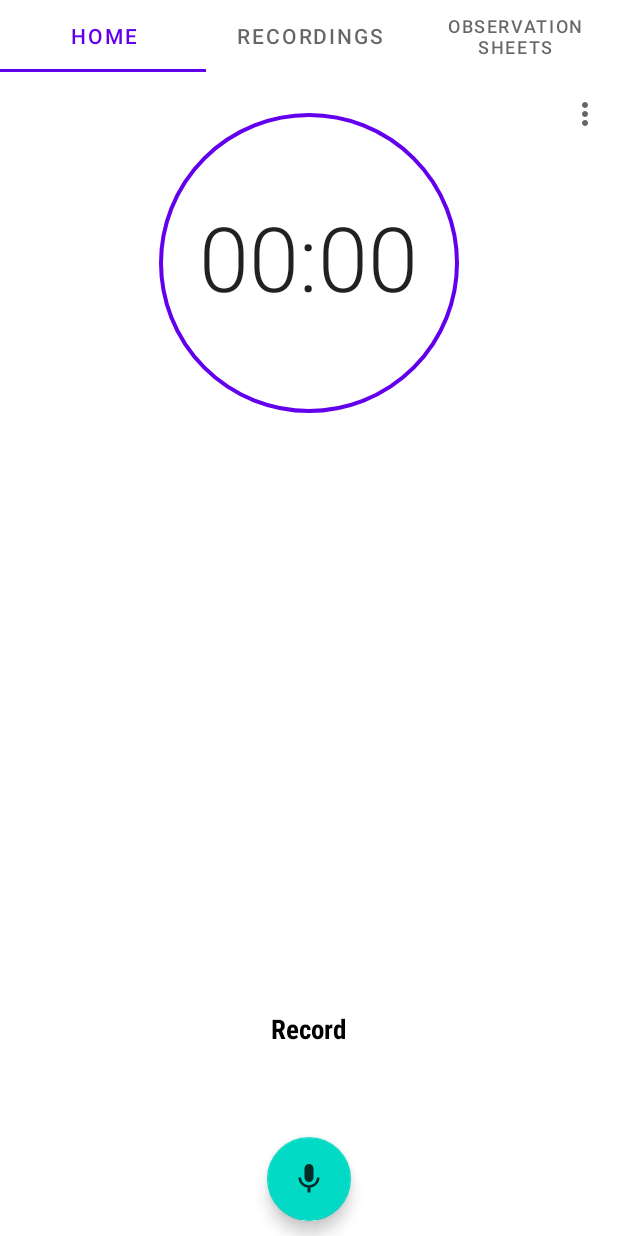
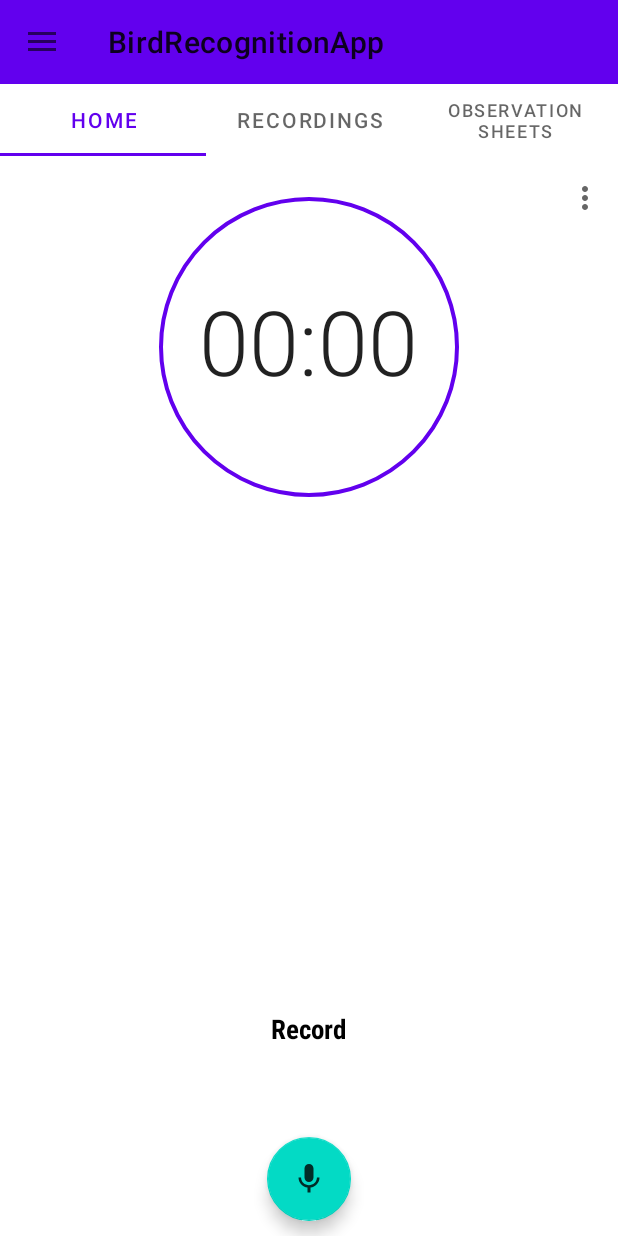
Before and after one commit to palfirobert/BirdRecognitionApp, an Android app: the MainActivity screen opened directly, with no data from a screen before it, on a phone screen of 412 x 824 dp. Run offline under Robolectric (Android 15) with nearby library versions, the phone set to English and light mode, and no system bars; our stand-ins replace ButterKnife; 4 statements that could not run were skipped.

Commit message:
added menu drawer

```diff
--- a/app/src/main/java/com/example/birdrecognitionapp/activities/MainActivity.java
+++ b/app/src/main/java/com/example/birdrecognitionapp/activities/MainActivity.java
@@ -1,23 +1,39 @@
 package com.example.birdrecognitionapp.activities;
 
+import androidx.annotation.NonNull;
+import androidx.appcompat.app.ActionBarDrawerToggle;
 import androidx.appcompat.app.AppCompatActivity;
+import androidx.appcompat.widget.Toolbar;
 import androidx.core.app.ActivityCompat;
 import androidx.core.content.ContextCompat;
+import androidx.core.view.GravityCompat;
+import androidx.drawerlayout.widget.DrawerLayout;
 import androidx.lifecycle.ViewModelProvider;
 import androidx.viewpager2.widget.ViewPager2;
 
+import android.app.Activity;
+import android.content.Context;
 import android.content.Intent;
+import android.content.SharedPreferences;
 import android.content.pm.PackageManager;
 import android.net.Uri;
 import android.os.Bundle;
 import android.provider.Settings;
+import android.view.MenuItem;
+import android.view.View;
+import android.widget.LinearLayout;
+import android.widget.TextView;
 import android.widget.Toast;
+
 import com.example.birdrecognitionapp.R;
 import com.example.birdrecognitionapp.adapters.SavedRecordingsAdapter;
 import com.example.birdrecognitionapp.adapters.ViewPagerAdapter;
 
 import com.example.birdrecognitionapp.models.MainActivityRecordFragmentSharedModel;
 import com.example.birdrecognitionapp.models.RecordingItem;
+import com.example.birdrecognitionapp.models.User;
+import com.example.birdrecognitionapp.services.SessionManagerService;
+import com.google.android.material.navigation.NavigationView;
 import com.google.android.material.tabs.TabLayout;
 
 import static android.Manifest.permission.RECORD_AUDIO;
@@ -34,27 +50,28 @@ import java.util.Objects;
  * The server is deployed on python anywhere and its endpoint is configured in the record service
  * If you want to take from this checkpoint the main topic is the sound recording service that works
  */
-public class MainActivity extends AppCompatActivity implements SavedRecordingsAdapter.OnPredictButtonPressListener {
+public class MainActivity extends AppCompatActivity implements SavedRecordingsAdapter.OnPredictButtonPressListener,NavigationView.OnNavigationItemSelectedListener {
 
 
     // constant for storing audio permission
     public static final int REQUEST_AUDIO_PERMISSION_CODE = 1;
     TabLayout tabLayout;
+    DrawerLayout drawerLayout;
     ViewPager2 viewPager2;
     ViewPagerAdapter myViewPagerAdapter;
     MainActivityRecordFragmentSharedModel sharedModel;
+    User user=new User();
 
     @Override
     protected void onCreate(Bundle savedInstanceState) {
         super.onCreate(savedInstanceState);
         setContentView(R.layout.activity_main);
-
-        // make the action bar disappear
         try {
             Objects.requireNonNull(getSupportActionBar()).hide();
         } catch (Exception e) {
         }
 
+        setupMenuDrawerAndToolbar();
         tabLayout = findViewById(R.id.tab_layout);
         viewPager2 = findViewById(R.id.view_pager);
         myViewPagerAdapter = new ViewPagerAdapter(this);
@@ -142,4 +159,51 @@ public class MainActivity extends AppCompatActivity implements SavedRecordingsAd
         viewPager2.setCurrentItem(0);
         sharedModel.predictRecording(recordingItem);
     }
+
+    @Override
+    public boolean onNavigationItemSelected(@NonNull MenuItem item) {
+        switch (item.getItemId()) {
+            case R.id.nav_logout:
+                SessionManagerService sessionManager = new SessionManagerService(this);
+                sessionManager.setLogin(false);
+                Toast.makeText(this, "Logout!", Toast.LENGTH_SHORT).show();
+                startActivity(new Intent(MainActivity.this, LoginActivity.class));
+                finish();
+                break;
+        }
+        drawerLayout.closeDrawer(GravityCompat.START);
+        return true;
+    }
+
+    @Override
+    public void onBackPressed() {
+        if (drawerLayout.isDrawerOpen(GravityCompat.START)) {
+            drawerLayout.closeDrawer(GravityCompat.START);
+        } else {
+            super.onBackPressed();
+        }
+    }
+
+    private void setupMenuDrawerAndToolbar()
+    {
+        Toolbar toolbar = findViewById(R.id.toolbar);
+        setSupportActionBar(toolbar);
+        drawerLayout = findViewById(R.id.drawer_layout);
+        NavigationView navigationView = findViewById(R.id.nav_view);
+        navigationView.setNavigationItemSelectedListener(this);
+        ActionBarDrawerToggle toggle = new ActionBarDrawerToggle(
+                this,
+                drawerLayout,
+                toolbar,
+                R.string.navigation_drawer_open,
+                R.string.navigation_drawer_close
+        );
+        View headerView = navigationView.getHeaderView(0); // Get the navigation header view
+        TextView user_name = headerView.findViewById(R.id.user_name);
+        TextView user_email = headerView.findViewById(R.id.user_email);
+        user_name.setText(user.getSurname() + " " + user.getName());
+        user_email.setText(user.getEmail());
+        toggle.syncState();
+    }
+
 }
--- a/app/src/main/java/com/example/birdrecognitionapp/models/User.java
+++ b/app/src/main/java/com/example/birdrecognitionapp/models/User.java
@@ -1,5 +1,9 @@
 package com.example.birdrecognitionapp.models;
 
+
+import android.app.Activity;
+import android.content.Context;
+import android.content.SharedPreferences;
 
 public class User {
     private static String id;
--- /dev/null
+++ b/app/src/main/res/drawable/nav_logout.xml
@@ -0,0 +1,11 @@
+<vector xmlns:android="http://schemas.android.com/apk/res/android"
+    android:width="24dp"
+    android:height="24dp"
+    android:viewportWidth="24"
+    android:viewportHeight="24"
+    android:tint="?attr/colorControlNormal"
+    android:autoMirrored="true">
+  <path
+      android:fillColor="@android:color/white"
+      android:pathData="M10.09,15.59L11.5,17l5,-5 -5,-5 -1.41,1.41L12.67,11H3v2h9.67l-2.58,2.59zM19,3H5c-1.11,0 -2,0.9 -2,2v4h2V5h14v14H5v-4H3v4c0,1.1 0.89,2 2,2h14c1.1,0 2,-0.9 2,-2V5c0,-1.1 -0.9,-2 -2,-2z"/>
+</vector>
--- a/app/src/main/res/layout/activity_main.xml
+++ b/app/src/main/res/layout/activity_main.xml
@@ -1,12 +1,25 @@
 <?xml version="1.0" encoding="utf-8"?>
-
-<RelativeLayout xmlns:android="http://schemas.android.com/apk/res/android"
+<androidx.drawerlayout.widget.DrawerLayout xmlns:android="http://schemas.android.com/apk/res/android"
     xmlns:app="http://schemas.android.com/apk/res-auto"
     xmlns:tools="http://schemas.android.com/tools"
+    android:id="@+id/drawer_layout"
     android:layout_width="match_parent"
     android:layout_height="match_parent"
     tools:context=".activities.MainActivity">
 
+    <!-- Main content layout with Toolbar -->
+    <LinearLayout
+        android:layout_width="match_parent"
+        android:layout_height="match_parent"
+        android:orientation="vertical">
+
+        <androidx.appcompat.widget.Toolbar
+            android:id="@+id/toolbar"
+            android:layout_width="match_parent"
+            android:layout_height="?attr/actionBarSize"
+            android:background="?attr/colorPrimary"
+            app:popupTheme="@style/ThemeOverlay.AppCompat.Light"
+            app:layout_behavior="@string/appbar_scrolling_view_behavior" />
 
         <com.google.android.material.tabs.TabLayout
             android:id="@+id/tab_layout"
@@ -22,18 +35,31 @@
                 android:layout_width="match_parent"
                 android:layout_height="wrap_content"
                 android:text="Recordings" />
+
             <com.google.android.material.tabs.TabItem
                 android:layout_width="match_parent"
                 android:layout_height="wrap_content"
                 android:text="Observation sheets" />
-
         </com.google.android.material.tabs.TabLayout>
 
         <androidx.viewpager2.widget.ViewPager2
+            android:id="@+id/view_pager"
             android:layout_width="match_parent"
+            android:layout_height="0dp"
+            android:layout_weight="1"
+            android:layout_below="@id/tab_layout" />
+
+    </LinearLayout>
+
+    <!-- Navigation Drawer -->
+    <com.google.android.material.navigation.NavigationView
+        android:id="@+id/nav_view"
+        android:layout_width="wrap_content"
         android:layout_height="match_parent"
-        android:id="@+id/view_pager"
-        android:layout_below="@+id/tab_layout"/>
+        android:layout_gravity="start"
+        app:headerLayout="@layout/navigation_header"
+        app:menu="@menu/navigation_menu"
+        app:itemIconTint="?attr/colorPrimary"
+        app:itemTextColor="?attr/colorPrimary" />
 
-
-</RelativeLayout>
+</androidx.drawerlayout.widget.DrawerLayout>
--- /dev/null
+++ b/app/src/main/res/menu/navigation_menu.xml
@@ -0,0 +1,13 @@
+<?xml version="1.0" encoding="utf-8"?>
+<menu
+    xmlns:android="http://schemas.android.com/apk/res/android"
+    xmlns:tools="http://schemas.android.com/tools"
+    tools:showIn = "navigation_view">
+
+    <item
+        android:id="@+id/nav_logout"
+        android:icon="@drawable/nav_logout"
+        android:title="Logout">
+    </item>
+
+</menu>
--- a/app/src/main/res/values/strings.xml
+++ b/app/src/main/res/values/strings.xml
@@ -2,4 +2,6 @@
     <string name="app_name">BirdRecognitionApp</string>
     <!-- TODO: Remove or change this placeholder text -->
     <string name="hello_blank_fragment">In progress...</string>
+    <string name="navigation_drawer_open">Open navigation drawer</string>
+    <string name="navigation_drawer_close">Close navigation drawer</string>
 </resources>
```
Also changed, not shown: app/src/main/java/com/example/birdrecognitionapp/services/SessionManagerService.java (added, +28 -0 lines), app/src/main/res/layout/navigation_header.xml (added, +35 -0 lines). Lines whose indentation alone changed are shown as unchanged.
